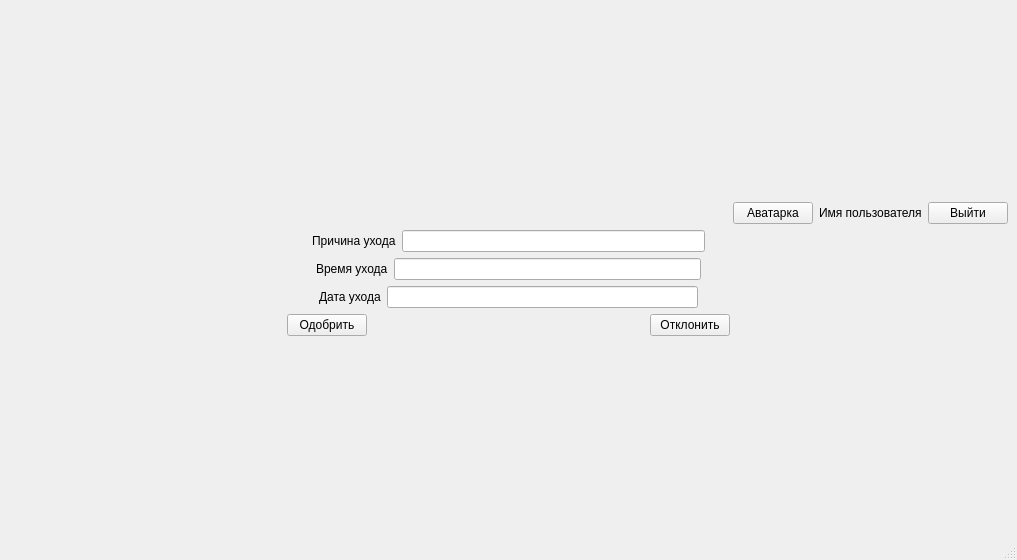
First picture: the form in YandexProject1/teacher_application.ui, repository JKarak/app-for-applications, before the edit.
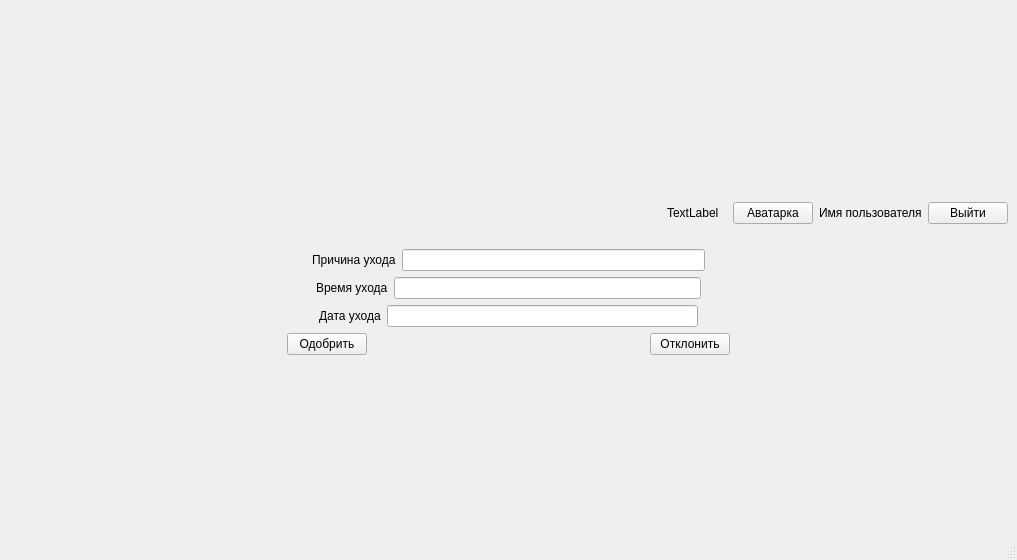
Second picture: the form after the edit.

The edit to the form file:
```diff
--- a/YandexProject1/teacher_application.ui
+++ b/YandexProject1/teacher_application.ui
@@ -32,6 +32,31 @@
           </property>
          </spacer>
         </item>
+        <item>
+         <widget class="QLabel" name="label_5">
+          <property name="sizePolicy">
+           <sizepolicy hsizetype="Fixed" vsizetype="Fixed">
+            <horstretch>0</horstretch>
+            <verstretch>0</verstretch>
+           </sizepolicy>
+          </property>
+          <property name="minimumSize">
+           <size>
+            <width>60</width>
+            <height>60</height>
+           </size>
+          </property>
+          <property name="maximumSize">
+           <size>
+            <width>60</width>
+            <height>60</height>
+           </size>
+          </property>
+          <property name="text">
+           <string>TextLabel</string>
+          </property>
+         </widget>
+        </item>
         <item>
          <widget class="QPushButton" name="pushButton_6">
           <property name="text">
```
